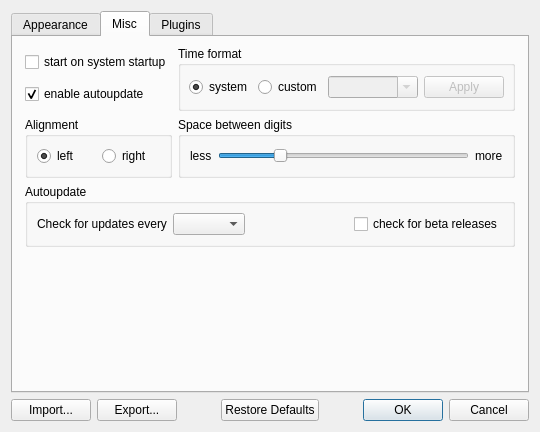
Old version of the form digital_clock/gui/settings_dialog.ui in the repository Kolcha/DigitalClock4.
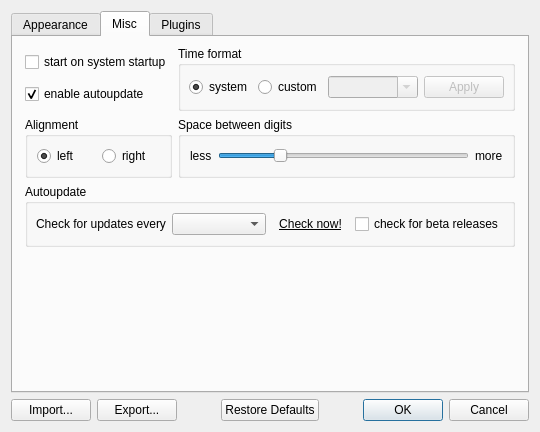
New version of the form. The open tabs and pages were chosen to show the change. Icons and pictures are not drawn.

Commit message: added check for updates button to settings dialog

```diff
--- a/digital_clock/gui/settings_dialog.ui
+++ b/digital_clock/gui/settings_dialog.ui
@@ -715,7 +715,13 @@
          <property name="title">
           <string>Autoupdate</string>
          </property>
-         <layout class="QHBoxLayout" name="autoupdate_layout">
+         <layout class="QHBoxLayout" name="autoupdate_layout" stretch="0,1,0,0">
+          <property name="leftMargin">
+           <number>8</number>
+          </property>
+          <property name="rightMargin">
+           <number>8</number>
+          </property>
           <item>
            <widget class="QLabel" name="update_period_label">
             <property name="text">
@@ -727,17 +733,22 @@
            <widget class="QComboBox" name="update_period_box"/>
           </item>
           <item>
-           <spacer name="horizontalSpacer_6">
-            <property name="orientation">
-             <enum>Qt::Horizontal</enum>
+           <widget class="QToolButton" name="check_upd_now_btn">
+            <property name="font">
+             <font>
+              <underline>true</underline>
+             </font>
             </property>
-            <property name="sizeHint" stdset="0">
-             <size>
-              <width>81</width>
-              <height>20</height>
-             </size>
+            <property name="text">
+             <string>Check now!</string>
             </property>
-           </spacer>
+            <property name="toolButtonStyle">
+             <enum>Qt::ToolButtonTextOnly</enum>
+            </property>
+            <property name="autoRaise">
+             <bool>true</bool>
+            </property>
+           </widget>
           </item>
           <item>
            <widget class="QCheckBox" name="check_for_beta">
```
The commit also changes 5 other files.
